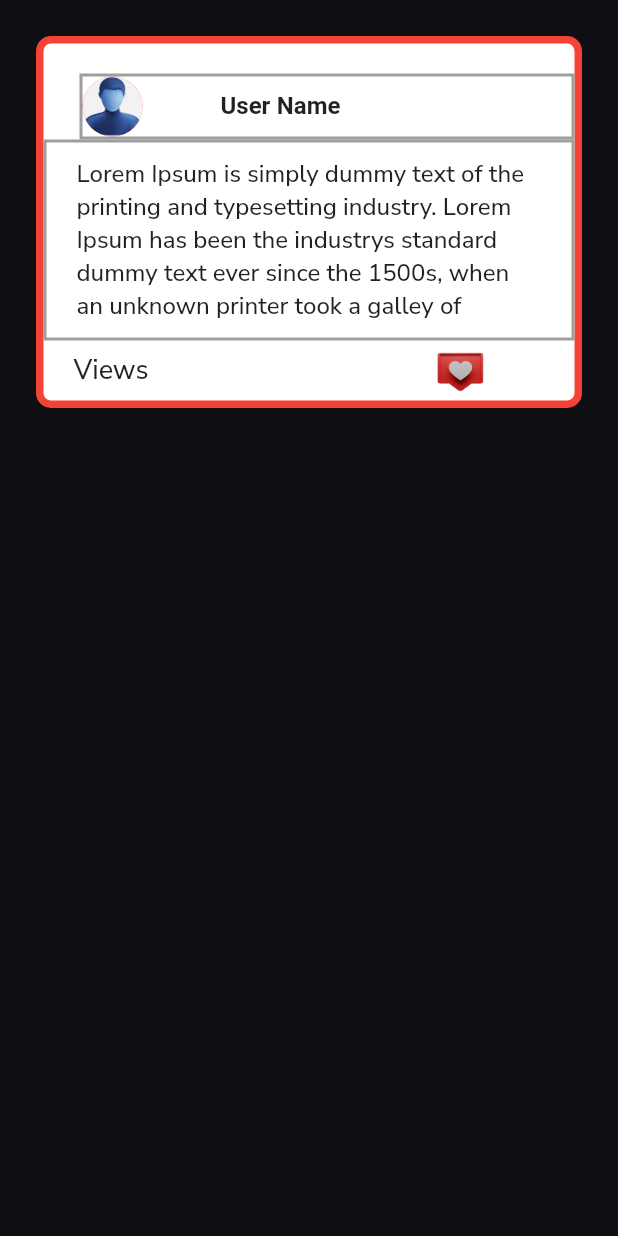
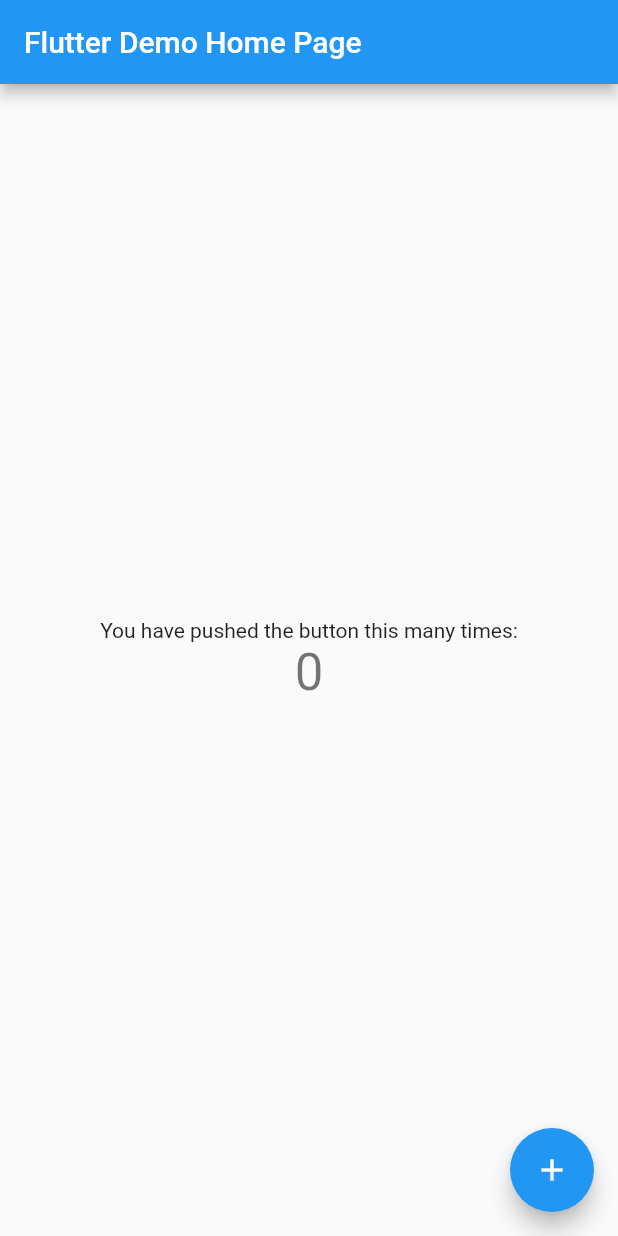
Before and after one commit to sdu-mp-21/daily-challenge-app-tracker, a Flutter app: the screen it shows after launch, on a phone screen of 412 x 824 dp. Run offline on Flutter 3.47's test engine with Material 2 defaults, Android fonts, the phone set to English and light mode, and no system bars.

Commit message:
Revert "lorem"
This reverts commit 6655ba702f30b5749bdded8988981a6ec762e35a.

```diff
--- a/lib/main.dart
+++ b/lib/main.dart
@@ -1,24 +1,115 @@
 import 'package:flutter/material.dart';
-import 'package:google_fonts/google_fonts.dart';
-import 'mainpage.dart';
-void main () {
+
+void main() {
   runApp(const MyApp());
 }
 
 class MyApp extends StatelessWidget {
   const MyApp({Key? key}) : super(key: key);
 
+  // This widget is the root of your application.
+  @override
+  Widget build(BuildContext context) {
+    return MaterialApp(
+      title: 'Flutter Demo',
+      theme: ThemeData(
+        // This is the theme of your application.
+        //
+        // Try running your application with "flutter run". You'll see the
+        // application has a blue toolbar. Then, without quitting the app, try
+        // changing the primarySwatch below to Colors.green and then invoke
+        // "hot reload" (press "r" in the console where you ran "flutter run",
+        // or simply save your changes to "hot reload" in a Flutter IDE).
+        // Notice that the counter didn't reset back to zero; the application
+        // is not restarted.
+        primarySwatch: Colors.blue,
+      ),
+      home: const MyHomePage(title: 'Flutter Demo Home Page'),
+    );
+  }
+}
+
+class MyHomePage extends StatefulWidget {
+  const MyHomePage({Key? key, required this.title}) : super(key: key);
+
+  // This widget is the home page of your application. It is stateful, meaning
+  // that it has a State object (defined below) that contains fields that affect
+  // how it looks.
+
+  // This class is the configuration for the state. It holds the values (in this
+  // case the title) provided by the parent (in this case the App widget) and
+  // used by the build method of the State. Fields in a Widget subclass are
+  // always marked "final".
+
+  final String title;
+
+  @override
+  State<MyHomePage> createState() => _MyHomePageState();
+}
+
+class _MyHomePageState extends State<MyHomePage> {
+  int _counter = 0;
+
+  void _incrementCounter() {
+    setState(() {
+      // This call to setState tells the Flutter framework that something has
+      // changed in this State, which causes it to rerun the build method below
+      // so that the display can reflect the updated values. If we changed
+      // _counter without calling setState(), then the build method would not be
+      // called again, and so nothing would appear to happen.
+      _counter++;
+    });
+  }
 
   @override
   Widget build(BuildContext context) {
-    return MaterialApp(
-      debugShowCheckedModeBanner: false,
-      theme: ThemeData(
-        textTheme: GoogleFonts.nunitoSansTextTheme(
-          Theme.of(context).textTheme,
+    // This method is rerun every time setState is called, for instance as done
+    // by the _incrementCounter method above.
+    //
+    // The Flutter framework has been optimized to make rerunning build methods
+    // fast, so that you can just rebuild anything that needs updating rather
+    // than having to individually change instances of widgets.
+    return Scaffold(
+      appBar: AppBar(
+        // Here we take the value from the MyHomePage object that was created by
+        // the App.build method, and use it to set our appbar title.
+        title: Text(widget.title),
+      ),
+      body: Center(
+        // Center is a layout widget. It takes a single child and positions it
+        // in the middle of the parent.
+        child: Column(
+          // Column is also a layout widget. It takes a list of children and
+          // arranges them vertically. By default, it sizes itself to fit its
+          // children horizontally, and tries to be as tall as its parent.
+          //
+          // Invoke "debug painting" (press "p" in the console, choose the
+          // "Toggle Debug Paint" action from the Flutter Inspector in Android
+          // Studio, or the "Toggle Debug Paint" command in Visual Studio Code)
+          // to see the wireframe for each widget.
+          //
+          // Column has various properties to control how it sizes itself and
+          // how it positions its children. Here we use mainAxisAlignment to
+          // center the children vertically; the main axis here is the vertical
+          // axis because Columns are vertical (the cross axis would be
+          // horizontal).
+          mainAxisAlignment: MainAxisAlignment.center,
+          children: <Widget>[
+            const Text(
+              'You have pushed the button this many times:',
+            ),
+            Text(
+              '$_counter',
+              style: Theme.of(context).textTheme.headline4,
+            ),
+          ],
         ),
       ),
-      home: const Mainpage(),
+      floatingActionButton: FloatingActionButton(
+        onPressed: _incrementCounter,
+        tooltip: 'Increment',
+        child: const Icon(Icons.add),
+      ), // This trailing comma makes auto-formatting nicer for build methods.
     );
   }
 }
--- a/lib/mainpage.dart
+++ /dev/null
@@ -1,81 +0,0 @@
-import 'package:flutter/material.dart';
-import 'models/textfield.dart';
-import 'models/userinfo.dart';
-import 'models/like.dart';
-import 'models/view.dart';
-class Mainpage extends StatefulWidget {
-  const Mainpage({Key? key}) : super(key: key);
-
-  @override
-  _MainpageState createState() => _MainpageState();
-}
-
-class _MainpageState extends State<Mainpage> {
-  @override
-  Widget build(BuildContext context) {
-    return Scaffold(
-      body: SafeArea(
-        child: Container(
-
-          width: double.infinity,
-          padding: const EdgeInsets.symmetric(
-            horizontal: 24.0,
-          ),
-          color: const Color(0xff0F0F13),
-          child: ListView(
-            children: [
-                SizedBox(
-
-                  child: Container(
-                    margin: const EdgeInsets.symmetric(
-                      vertical: 24.0,
-
-                    ),
-                    decoration: BoxDecoration(
-                      color: Colors.white,
-                      border: Border.all(
-                        width: 5.0,
-                        color: Colors.red,
-                      ),
-                      borderRadius: BorderRadius.circular(10.0),
-                    ),
-                    child: Column(
-                      crossAxisAlignment: CrossAxisAlignment.start,
-                      children: [
-                        Padding(
-                          padding: const EdgeInsets.only(
-                            top: 20.0,
-                            left: 24.0,
-                          ),
-                        child: Userinfo()
-                        ),
-                        Textfield(),
-                        Row(
-                          children: [
-                        Padding(
-                          padding: const EdgeInsets.only(
-                            left: 20.0,
-                            right: 124.0,
-                          ),
-                          child: Views(),
-                        ),
-                        Padding(
-                            padding: const EdgeInsets.only(
-
-                              left: 64.0,
-                            ),
-                            child: Like()
-                        ),
-                          ],
-                        ),
-                      ],
-                    ),
-                  ),
-                ),
-            ],
-          ),
-        ),
-      ),
-    );
-  }
-}
--- a/lib/models/like.dart
+++ /dev/null
@@ -1,50 +0,0 @@
-import 'package:flutter/material.dart';
-
-class Like extends StatelessWidget {
-  late int counter;
-
-  void increments(){
-
-  }
-
-  @override
-  Widget build(BuildContext context) {
-    return Container(
-      child: Row(
-        children: const [
-              LikeButton(),
-
-        ],
-      ),
-    );
-  }
-
-
-}
-
-
-class LikeButton extends StatefulWidget {
-  const LikeButton({Key? key}) : super(key: key);
-
-
-  @override
-  State createState() => _LikeButton();
-}
-
-class _LikeButton  extends State<LikeButton>{
-  @override
-  Widget build(BuildContext context) {
-    return Container(
-      width: 40,
-      height: 40,
-      decoration: BoxDecoration(
-        borderRadius: BorderRadius.circular(20.0),
-      ),
-      child: const Image(
-        image: AssetImage(
-          'assets/images/like.png',
-        ),
-      ),
-    );
-  }
-}
--- a/lib/models/textfield.dart
+++ /dev/null
@@ -1,33 +0,0 @@
-import 'package:flutter/material.dart';
-
-class Textfield extends StatelessWidget {
-  @override
-  Widget build(BuildContext context) {
-    return Container(
-      decoration: BoxDecoration(
-        border: Border.all(
-          width: 2.0,
-
-          color: Colors.grey,
-          style: BorderStyle.solid,
-        ),
-      ),
-      width: double.infinity,
-      padding: const EdgeInsets.symmetric(
-        horizontal: 20.0,
-        vertical: 10.0,
-      ),
-      child: const Text(
-        'Lorem Ipsum is simply dummy text of the printing '
-        'and typesetting industry. Lorem Ipsum has been '
-        'the industrys standard dummy text ever since the'
-        ' 1500s, when an unknown printer took a galley of ',
-        textDirection: TextDirection.ltr,
-        style: TextStyle(
-            fontSize: 16.0,
-          fontWeight: FontWeight.w500,
-        ),
-      ),
-    );
-  }
-}
--- a/lib/models/userinfo.dart
+++ /dev/null
@@ -1,48 +0,0 @@
-import 'package:flutter/material.dart';
-
-class Userinfo extends StatelessWidget{
-
-  @override
-  Widget build(BuildContext context) {
-    return Container(
-      decoration: BoxDecoration(
-        border: Border.all(
-            width: 2.0,
-            color: Colors.grey,
-           style: BorderStyle.solid,
-        ),
-      ),
-
-      child: SizedBox(
-
-        width: double.infinity,
-        child: Row(
-          children: const [
-             CircleAvatar(
-              radius: 20,
-              backgroundColor: Colors.redAccent,
-              backgroundImage: AssetImage(
-                  'assets/images/avatar.png'
-                ),
-
-            ),
-            Padding(
-              padding: EdgeInsets.only(
-                  left: 52.0,
-              ),
-              child: Text(
-                'User Name',
-                textDirection: TextDirection.ltr,
-                style: TextStyle(
-                  fontSize: 16.0,
-                  fontFamily: "Helvetica",
-                  fontWeight: FontWeight.bold,
-                ),
-              ),
-            ),
-          ],
-        ),
-      ),
-    );
-  }
-}
--- a/lib/models/view.dart
+++ /dev/null
@@ -1,18 +0,0 @@
-import 'package:flutter/material.dart';
-
-class Views extends StatelessWidget {
-
-  @override
-  Widget build(BuildContext context) {
-    return Container(
-      child: const Text(
-        'Views',
-        style: TextStyle(
-          fontSize: 18.0,
-          fontWeight: FontWeight.w500,
-
-        ),
-      ),
-    );
-  }
-}
```
Also changed, not shown: pubspec.yaml (+32 -4 lines), assets/images/avatar.png (deleted), assets/images/like.png (deleted), pubspec.lock.
